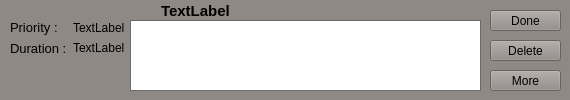
This is testDesktop/Desktop/taskwidget.ui in sacdallago/it.unibz.inf.sesp.Task as Qt 5 draws it before an edit. The edited form follows.
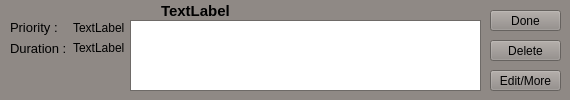
This is the edited form.

```diff
--- a/testDesktop/Desktop/taskwidget.ui
+++ b/testDesktop/Desktop/taskwidget.ui
@@ -611,7 +611,7 @@
     </rect>
    </property>
    <property name="text">
-    <string>More</string>
+    <string>Edit/More</string>
    </property>
   </widget>
  </widget>
```
